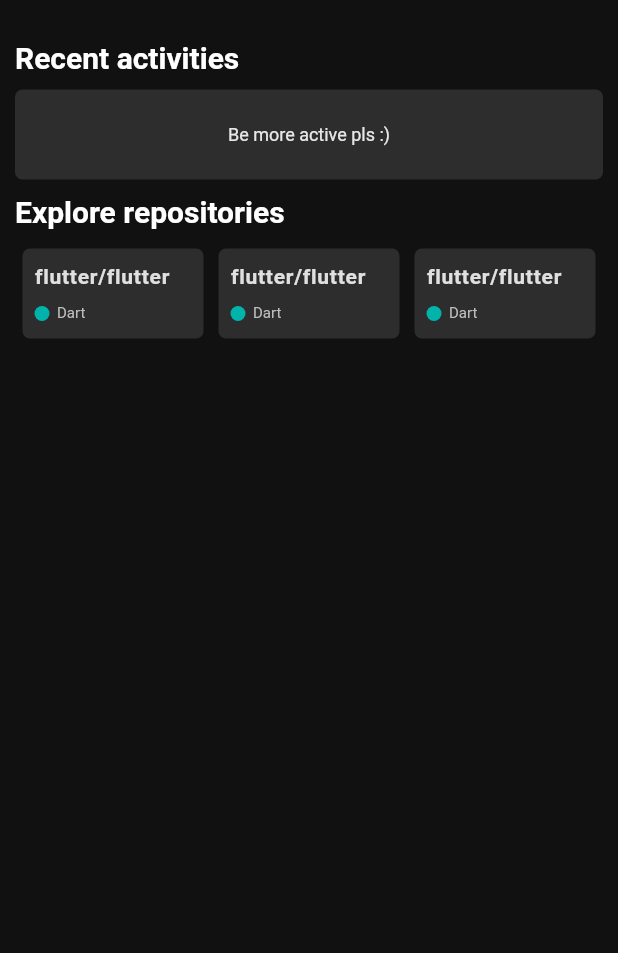
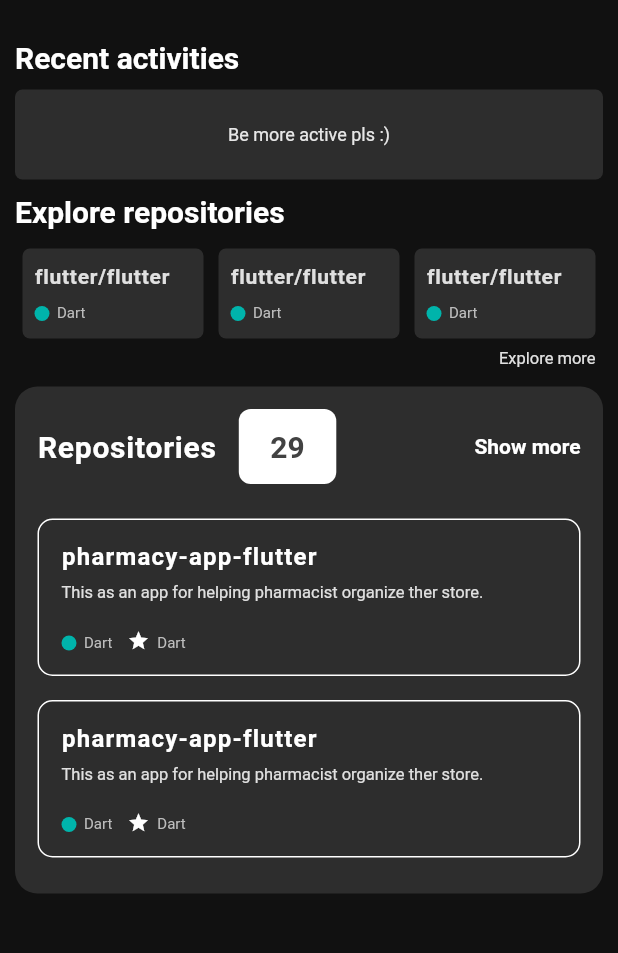
Before and after one commit to faizainur/gitconnect, a Flutter app: the screen it shows after launch, on a phone screen of 412 x 824 dp, the part 59-1012 px from its top. Run offline on Flutter 3.47's test engine with Material 2 defaults, Android fonts, the phone set to English and light mode, and no system bars; our stand-ins replace avatar_glow.

Commit message:
Completing homepage UI

```diff
--- a/lib/main.dart
+++ b/lib/main.dart
@@ -1,8 +1,5 @@
 import 'package:flutter/material.dart';
-import 'package:git_connect/widgets/explore_item_card.dart';
-import 'package:git_connect/widgets/no_activities_found.dart';
-import 'package:git_connect/widgets/recent_activity_item.dart';
-import 'package:git_connect/widgets/show_more_activities.dart';
+import 'package:git_connect/pages/home_page.dart';
 
 void main() => runApp(MainApp());
 
@@ -13,129 +10,14 @@ class MainApp extends StatefulWidget {
 
 class _MainAppState extends State<MainApp> {
   int activities = 3;
-  List<Widget> activitiesList = List<Widget>();
 
-  ShowMoreActivitiesButton showMoreActivitiesButton =
-      ShowMoreActivitiesButton();
-
-  NoActivitiesFoundItem noActivitiesFoundItem = NoActivitiesFoundItem();
-
-  void fetchActivities() {
-    if (activitiesList.contains(showMoreActivitiesButton)) {
-      activitiesList.remove(showMoreActivitiesButton);
-    }
-    if (activitiesList.contains(noActivitiesFoundItem)) {
-      activitiesList.remove(noActivitiesFoundItem);
-    }
-    setState(() {
-      if (activitiesList.length == 0) {
-        activitiesList.add(RecentActivityItem(
-          first: true,
-        ));
-      } else if (activitiesList.length < 4) {
-        activitiesList.add(RecentActivityItem(
-          first: false,
-        ));
-      }
-      activitiesList.add(showMoreActivitiesButton);
-    });
-  }
 
   @override
   Widget build(BuildContext context) {
-    if (activitiesList.length == 0) {
-      activitiesList.add(noActivitiesFoundItem);
-    }
+
     return MaterialApp(
       debugShowCheckedModeBanner: false,
-      home: Scaffold(
-        appBar: AppBar(
-          elevation: 0,
-          backgroundColor: Color(0xff111111),
-          title: Center(
-            child: Text(
-              "GitConnect",
-              style: TextStyle(
-                fontWeight: FontWeight.w900,
-                letterSpacing: 1
-              ),
-            ),
-          ),
-          leading: IconButton(
-            padding: EdgeInsets.all(0),
-            icon: Icon(
-              Icons.menu,
-              color: Colors.white,
-            ),
-            onPressed: () {},
-          ),
-          actions: <Widget>[
-            IconButton(
-              icon: Icon(
-                Icons.person,
-                color: Colors.white,
-              ),
-              onPressed: () {
-                fetchActivities();
-              },
-            )
-          ],
-        ),
-        body: Container(
-          color: Color(0xff111111),
-          child: ListView(
-            padding: EdgeInsets.all(10),
-            children: <Widget>[
-              Text(
-                "Recent activities",
-                style: TextStyle(
-                    color: Colors.white,
-                    fontSize: 20,
-                    fontWeight: FontWeight.w600),
-              ),
-              SizedBox(
-                height: 10,
-              ),
-              Column(children: activitiesList),
-              SizedBox(
-                height: 10,
-              ),
-              Text(
-                "Explore repositories",
-                style: TextStyle(
-                    color: Colors.white,
-                    fontSize: 20,
-                    fontWeight: FontWeight.w600),
-              ),
-              SizedBox(
-                height: 8,
-              ),
-              Row(
-                children: <Widget>[
-                  Expanded(
-                      flex: 1,
-                      child: Padding(
-                        padding: const EdgeInsets.all(5.0),
-                        child: ExploreItemCard(),
-                      )),
-                  Expanded(
-                      flex: 1,
-                      child: Padding(
-                        padding: const EdgeInsets.all(5.0),
-                        child: ExploreItemCard(),
-                      )),
-                  Expanded(
-                      flex: 1,
-                      child: Padding(
-                        padding: const EdgeInsets.all(5.0),
-                        child: ExploreItemCard(),
-                      )),
-                ],
-              )
-            ],
-          ),
-        ),
-      ),
+      home: HomePage()
     );
   }
 }
--- /dev/null
+++ b/lib/pages/home_page.dart
@@ -0,0 +1,156 @@
+import 'package:flutter/material.dart';
+import 'package:git_connect/widgets/explore_item_card.dart';
+import 'package:git_connect/widgets/no_activities_found.dart';
+import 'package:git_connect/widgets/recent_activity_item.dart';
+import 'package:git_connect/widgets/repositories_list_home.dart';
+import 'package:git_connect/widgets/show_more_activities.dart';
+
+class HomePage extends StatefulWidget {
+  @override
+  _HomePageState createState() => _HomePageState();
+}
+
+class _HomePageState extends State<HomePage> {
+  List<Widget> activitiesList = List<Widget>();
+
+  ShowMoreActivitiesButton showMoreActivitiesButton =
+      ShowMoreActivitiesButton();
+
+  NoActivitiesFoundItem noActivitiesFoundItem = NoActivitiesFoundItem();
+
+  void fetchActivities() {
+    if (activitiesList.contains(showMoreActivitiesButton)) {
+      activitiesList.remove(showMoreActivitiesButton);
+    }
+    if (activitiesList.contains(noActivitiesFoundItem)) {
+      activitiesList.remove(noActivitiesFoundItem);
+    }
+    setState(() {
+      if (activitiesList.length == 0) {
+        activitiesList.add(RecentActivityItem(
+          first: true,
+        ));
+      } else if (activitiesList.length < 4) {
+        activitiesList.add(RecentActivityItem(
+          first: false,
+        ));
+      }
+      activitiesList.add(showMoreActivitiesButton);
+    });
+  }
+
+  @override
+  Widget build(BuildContext context) {
+    if (activitiesList.length == 0) {
+      activitiesList.add(noActivitiesFoundItem);
+    }
+
+    return Scaffold(
+      appBar: AppBar(
+        elevation: 0,
+        backgroundColor: Color(0xff111111),
+        title: Center(
+          child: Text(
+            "GitConnect",
+            style: TextStyle(fontWeight: FontWeight.w900, letterSpacing: 1),
+          ),
+        ),
+        leading: IconButton(
+          padding: EdgeInsets.all(0),
+          icon: Icon(
+            Icons.menu,
+            color: Colors.white,
+          ),
+          onPressed: () {},
+        ),
+        actions: <Widget>[
+          IconButton(
+            icon: Icon(
+              Icons.person,
+              color: Colors.white,
+            ),
+            onPressed: () {
+              fetchActivities();
+            },
+          )
+        ],
+      ),
+      body: Container(
+        color: Color(0xff111111),
+        child: ListView(
+          padding: EdgeInsets.all(10),
+          children: <Widget>[
+            Text(
+              "Recent activities",
+              style: TextStyle(
+                  color: Colors.white,
+                  fontSize: 20,
+                  fontWeight: FontWeight.w600),
+            ),
+            SizedBox(
+              height: 10,
+            ),
+            Column(children: activitiesList),
+            SizedBox(
+              height: 10,
+            ),
+            Text(
+              "Explore repositories",
+              style: TextStyle(
+                  color: Colors.white,
+                  fontSize: 20,
+                  fontWeight: FontWeight.w600),
+            ),
+            SizedBox(
+              height: 8,
+            ),
+            Row(
+              children: <Widget>[
+                Expanded(
+                    flex: 1,
+                    child: Padding(
+                      padding: const EdgeInsets.all(5.0),
+                      child: ExploreItemCard(),
+                    )),
+                Expanded(
+                    flex: 1,
+                    child: Padding(
+                      padding: const EdgeInsets.all(5.0),
+                      child: ExploreItemCard(),
+                    )),
+                Expanded(
+                    flex: 1,
+                    child: Padding(
+                      padding: const EdgeInsets.all(5.0),
+                      child: ExploreItemCard(),
+                    )),
+              ],
+            ),
+            Padding(
+              padding: const EdgeInsets.symmetric(
+                horizontal: 5.0,
+                vertical: 2.0,
+              ),
+              child: GestureDetector(
+                child: GestureDetector(
+                  child: Text(
+                    "Explore more",
+                    textAlign: TextAlign.right,
+                    style: TextStyle(color: Colors.grey[300], fontSize: 11),
+                  ),
+                  onTap: () {
+                    print("Hello");
+                  },
+                ),
+              ),
+            ),
+            SizedBox(
+              height: 10,
+            ),
+            RepositoriesListHome()
+          ],
+        ),
+      ),
+    );
+  }
+}
--- /dev/null
+++ b/lib/pages/profile_page.dart
@@ -0,0 +1,15 @@
+import 'package:flutter/material.dart';
+
+class ProfilePage extends StatefulWidget {
+  @override
+  _ProfilePageState createState() => _ProfilePageState();
+}
+
+class _ProfilePageState extends State<ProfilePage> {
+  @override
+  Widget build(BuildContext context) {
+    return Container(
+
+    );
+  }
+}
--- /dev/null
+++ b/lib/widgets/repo_list_item_home.dart
@@ -0,0 +1,95 @@
+import 'package:flutter/material.dart';
+
+class RepositoryListItemHome extends StatelessWidget {
+  @override
+  Widget build(BuildContext context) {
+    return Container(
+        margin: EdgeInsets.symmetric(vertical: 8),
+        height: 105,
+        width: MediaQuery.of(context).size.width,
+        decoration: BoxDecoration(
+            // color: Colors.red,
+            borderRadius: BorderRadius.circular(10),
+            border: Border.all(color: Colors.white)),
+        child: Padding(
+          padding: const EdgeInsets.all(15.0),
+          child: Column(
+            crossAxisAlignment: CrossAxisAlignment.start,
+            children: <Widget>[
+              Text(
+                "pharmacy-app-flutter",
+                textAlign: TextAlign.start,
+                style: TextStyle(
+                  color: Colors.white,
+                  fontWeight: FontWeight.w700,
+                  fontSize: 16,
+                  letterSpacing: 0.8,
+                ),
+              ),
+              SizedBox(
+                height: 8,
+              ),
+              Expanded(
+                child: Text(
+                  """This as an app for helping pharmacist organize ther store.""",
+                  textAlign: TextAlign.left,
+                  style: TextStyle(
+                    color: Colors.grey[300],
+                    fontSize: 11,
+                  ),
+                ),
+              ),
+              Align(
+                alignment: Alignment.bottomLeft,
+                child: Row(
+                  crossAxisAlignment: CrossAxisAlignment.end,
+                  children: <Widget>[
+                    Row(
+                      children: <Widget>[
+                        CircleAvatar(
+                          backgroundColor: Color(0xff00B4AB),
+                          radius: 5,
+                        ),
+                        SizedBox(
+                          width: 5,
+                        ),
+                        Text(
+                          "Dart",
+                          style: TextStyle(
+                              fontSize: 10,
+                              // color: Colors.purple[100],
+                              color: Colors.grey[400]),
+                        )
+                      ],
+                    ),
+                    SizedBox(
+                      width: 10,
+                    ),
+                    Row(
+                      crossAxisAlignment: CrossAxisAlignment.end,
+                      children: <Widget>[
+                        Icon(
+                          Icons.star,
+                          size: 15,
+                          color: Colors.white,
+                        ),
+                        SizedBox(
+                          width: 5,
+                        ),
+                        Text(
+                          "Dart",
+                          style: TextStyle(
+                              fontSize: 10,
+                              // color: Colors.purple[100],
+                              color: Colors.grey[400]),
+                        )
+                      ],
+                    )
+                  ],
+                ),
+              )
+            ],
+          ),
+        ));
+  }
+}
--- /dev/null
+++ b/lib/widgets/repositories_list_home.dart
@@ -0,0 +1,84 @@
+import 'package:flutter/material.dart';
+import 'package:git_connect/widgets/repo_list_item_home.dart';
+
+class RepositoriesListHome extends StatelessWidget {
+  @override
+  Widget build(BuildContext context) {
+    return Container(
+      height: 338,
+      decoration: BoxDecoration(
+        color: const Color(0xff2d2d2d),
+        borderRadius: BorderRadius.circular(15),
+      ),
+      child: Padding(
+        padding: const EdgeInsets.only(
+          left: 15,
+          right: 15,
+          top: 15,
+          bottom: 15,
+        ),
+        child: Column(
+          crossAxisAlignment: CrossAxisAlignment.start,
+          children: <Widget>[
+            Row(
+              mainAxisAlignment: MainAxisAlignment.start,
+              crossAxisAlignment: CrossAxisAlignment.center,
+              children: <Widget>[
+                Text(
+                  "Repositories",
+                  textAlign: TextAlign.left,
+                  style: TextStyle(
+                      color: Colors.white,
+                      fontWeight: FontWeight.w700,
+                      fontSize: 20,
+                      letterSpacing: 0.5),
+                ),
+                Container(
+                  margin: EdgeInsets.symmetric(horizontal: 15),
+                  height: 50,
+                  width: 65,
+                  decoration: BoxDecoration(
+                    color: Colors.white,
+                    borderRadius: BorderRadius.circular(8),
+                  ),
+                  child: Center(
+                    child: Text(
+                      "29",
+                      textAlign: TextAlign.center,
+                      style: TextStyle(
+                        fontSize: 20,
+                        fontWeight: FontWeight.w700,
+                        color: Colors.grey[800],
+                      ),
+                    ),
+                  ),
+                ),
+                Expanded(
+                  child: GestureDetector(
+                    child: Text(
+                      "Show more",
+                      textAlign: TextAlign.right,
+                      style: TextStyle(
+                          color: Colors.white,
+                          fontWeight: FontWeight.w700,
+                          fontSize: 14),
+                    ),
+                    onTap: () {
+                      print("Show more repos");
+                    },
+                  ),
+                )
+              ],
+            ),
+            SizedBox(
+              height: 15,
+            ),
+            RepositoryListItemHome(),
+            RepositoryListItemHome(),
+
+          ],
+        ),
+      ),
+    );
+  }
+}
```
